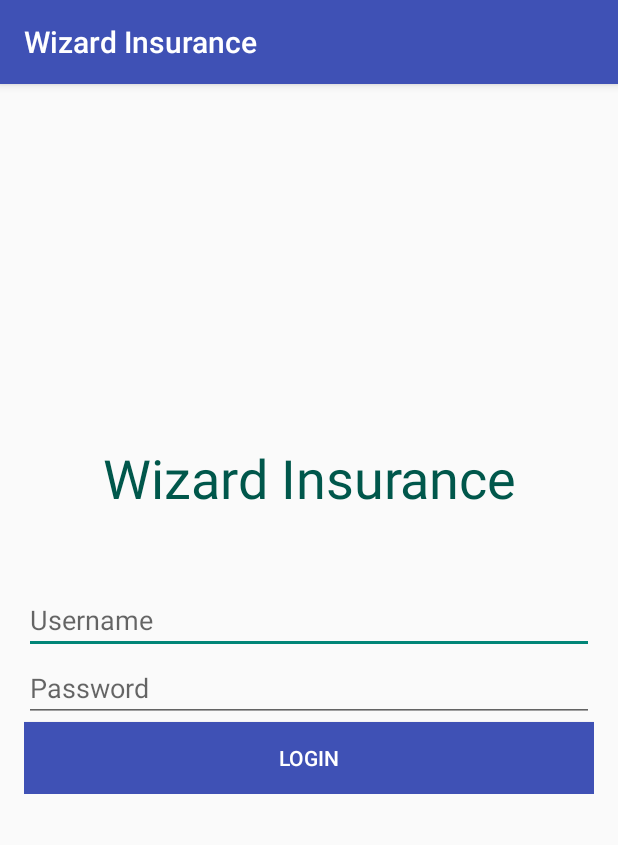
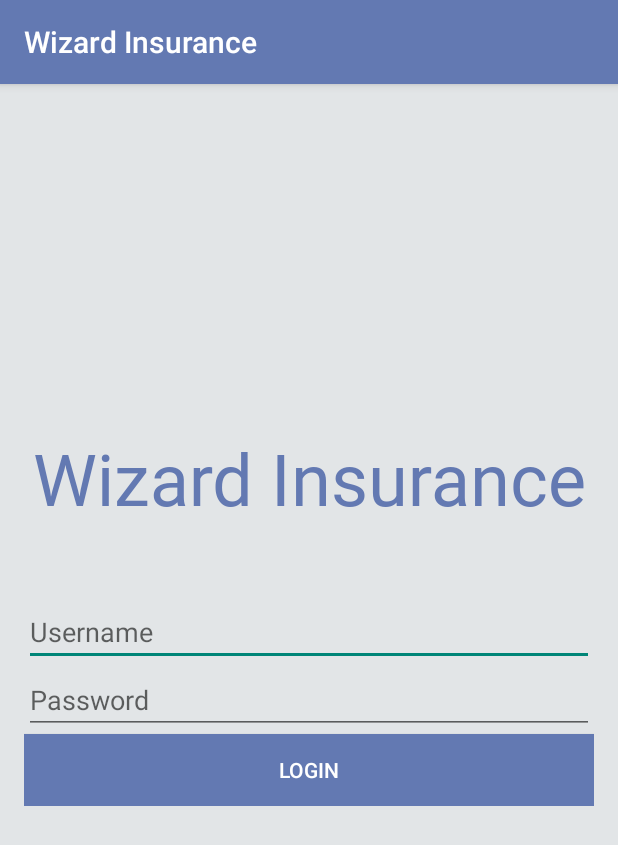
Before and after one commit to Tykota/RagtagGroupInsurance, an Android app: the screen it shows after launch (MainActivity), on a phone screen of 412 x 824 dp. Shown: the top 845 px of the screen. Run offline under Robolectric (Android 15) with nearby library versions, the phone set to English and light mode, and no system bars.

Commit message:
changed home page a little

```diff
--- a/InsuranceWizardsApp/app/src/main/AndroidManifest.xml
+++ b/InsuranceWizardsApp/app/src/main/AndroidManifest.xml
@@ -20,6 +20,10 @@
                 <category android:name="android.intent.category.LAUNCHER" />
             </intent-filter>
         </activity>
+
+        <meta-data
+            android:name="preloaded_fonts"
+            android:resource="@array/preloaded_fonts" />
     </application>
 
 </manifest>
--- a/InsuranceWizardsApp/app/src/main/res/layout/activity_main.xml
+++ b/InsuranceWizardsApp/app/src/main/res/layout/activity_main.xml
@@ -4,6 +4,7 @@
     xmlns:tools="http://schemas.android.com/tools"
     android:layout_width="match_parent"
     android:layout_height="match_parent"
+    android:background="@color/colorAccent"
     tools:context=".MainActivity">
 
     <android.support.v7.widget.Toolbar
@@ -20,44 +21,48 @@
     <LinearLayout
         android:layout_width="match_parent"
         android:layout_height="wrap_content"
+        android:layout_centerInParent="true"
         android:layout_marginLeft="16dp"
         android:layout_marginRight="16dp"
-        android:orientation="vertical"
-        android:layout_centerInParent="true">
+        android:orientation="vertical">
 
         <TextView
             android:layout_width="match_parent"
             android:layout_height="wrap_content"
             android:layout_marginBottom="48dp"
+            android:fontFamily="@font/faster_one"
             android:text="@string/wizard_insurance"
             android:textAlignment="center"
-            android:textColor="@color/colorPrimaryDark"
-            android:textSize="36sp" />
+            android:textAppearance="@android:style/TextAppearance"
+            android:textColor="@color/colorPrimary"
+            android:textSize="48sp" />
 
         <EditText
+            android:id="@+id/username"
             android:layout_width="match_parent"
             android:layout_height="wrap_content"
             android:hint="@string/username"
+            android:inputType="textNoSuggestions|textVisiblePassword"
             android:singleLine="true"
-            android:inputType="textNoSuggestions|textVisiblePassword"
-            android:id="@+id/username"/>
+            android:textAlignment="viewStart"
+            android:textAllCaps="false" />
 
         <EditText
+            android:id="@+id/password"
             android:layout_width="match_parent"
             android:layout_height="wrap_content"
             android:hint="@string/password"
-            android:id="@+id/password"
-            android:singleLine="true"
-            android:inputType="textPassword"/>
+            android:inputType="textPassword"
+            android:singleLine="true" />
 
         <Button
+            android:id="@+id/login"
             style="@style/Widget.AppCompat.Button"
             android:layout_width="match_parent"
             android:layout_height="wrap_content"
             android:background="@color/colorPrimary"
             android:text="@string/login"
-            android:textColor="@android:color/white"
-            android:id="@+id/login"/>
+            android:textColor="@android:color/white" />
 
     </LinearLayout>
 </RelativeLayout>
--- a/InsuranceWizardsApp/app/src/main/res/values/colors.xml
+++ b/InsuranceWizardsApp/app/src/main/res/values/colors.xml
@@ -1,6 +1,6 @@
 <?xml version="1.0" encoding="utf-8"?>
 <resources>
-    <color name="colorPrimary">#3f51b5</color>
+    <color name="colorPrimary">#6379B2</color>
     <color name="colorPrimaryDark">#00574B</color>
-    <color name="colorAccent">#D81B60</color>
+    <color name="colorAccent">#E2E5E7</color>
 </resources>
```
